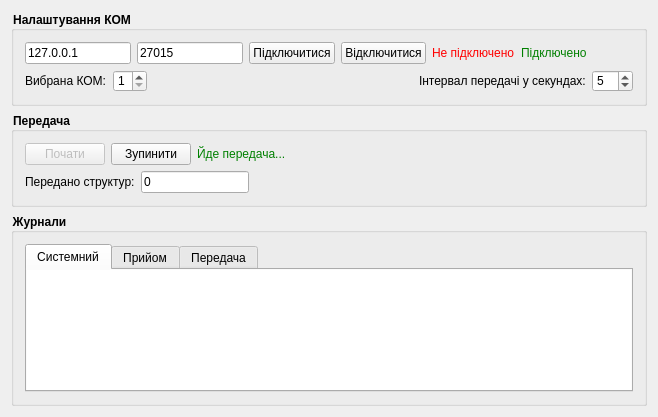
darkjedi9922/winsock-cw, file controller/ControllerWindow.ui: the form before one commit.
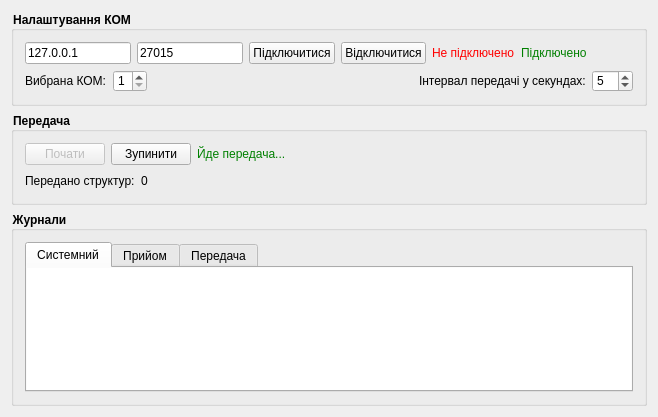
The form after the commit.

Patch:
```diff
--- a/controller/ControllerWindow.ui
+++ b/controller/ControllerWindow.ui
@@ -247,13 +247,10 @@
          </widget>
         </item>
         <item>
-         <widget class="QLineEdit" name="lineEdit_3">
+         <widget class="QLabel" name="sentStructures">
           <property name="text">
            <string>0</string>
           </property>
-          <property name="readOnly">
-           <bool>true</bool>
-          </property>
          </widget>
         </item>
         <item>
```
Left out of the diff: 8 changed lines with no effect on the pictures.
